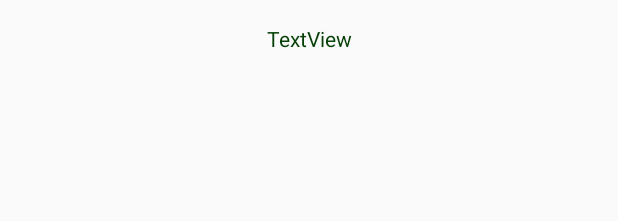
After one commit to fr6744ek-s/HelloSensor, an Android app: the layout activity_display_message.xml on its own in the app's theme, with its tools: preview values and no code run, on a phone screen of 412 x 824 dp. The commit adds this screen. Shown: the top 221 px of the screen. Run offline under Robolectric (Android 15) with nearby library versions, the phone set to English and light mode, and no system bars.

Commit message:
Start another activity

```diff
--- /dev/null
+++ b/app/src/main/res/layout/activity_display_message.xml
@@ -0,0 +1,19 @@
+<?xml version="1.0" encoding="utf-8"?>
+<androidx.constraintlayout.widget.ConstraintLayout xmlns:android="http://schemas.android.com/apk/res/android"
+    xmlns:app="http://schemas.android.com/apk/res-auto"
+    xmlns:tools="http://schemas.android.com/tools"
+    android:layout_width="match_parent"
+    android:layout_height="match_parent"
+    tools:context=".DisplayMessageActivity">
+
+    <TextView
+        android:id="@+id/textView"
+        android:layout_width="wrap_content"
+        android:layout_height="wrap_content"
+        android:layout_marginTop="16dp"
+        android:text="TextView"
+        android:textColor="#044006"
+        app:layout_constraintEnd_toEndOf="parent"
+        app:layout_constraintStart_toStartOf="parent"
+        app:layout_constraintTop_toTopOf="parent" />
+</androidx.constraintlayout.widget.ConstraintLayout>
--- a/app/src/main/res/layout/activity_main.xml
+++ b/app/src/main/res/layout/activity_main.xml
@@ -26,6 +26,7 @@
         android:layout_height="wrap_content"
         android:layout_marginStart="16dp"
         android:layout_marginEnd="16dp"
+        android:onClick="sendMessage"
         android:text="@string/button_send"
         app:layout_constraintBaseline_toBaselineOf="@+id/editText"
         app:layout_constraintEnd_toEndOf="parent"
```
Also changed, not shown: app/src/main/AndroidManifest.xml (+7 -0 lines), app/src/main/java/com/example/hellosensor/DisplayMessageActivity.java (added, +23 -0 lines), app/src/main/java/com/example/hellosensor/MainActivity.java (+15 -1 lines).
